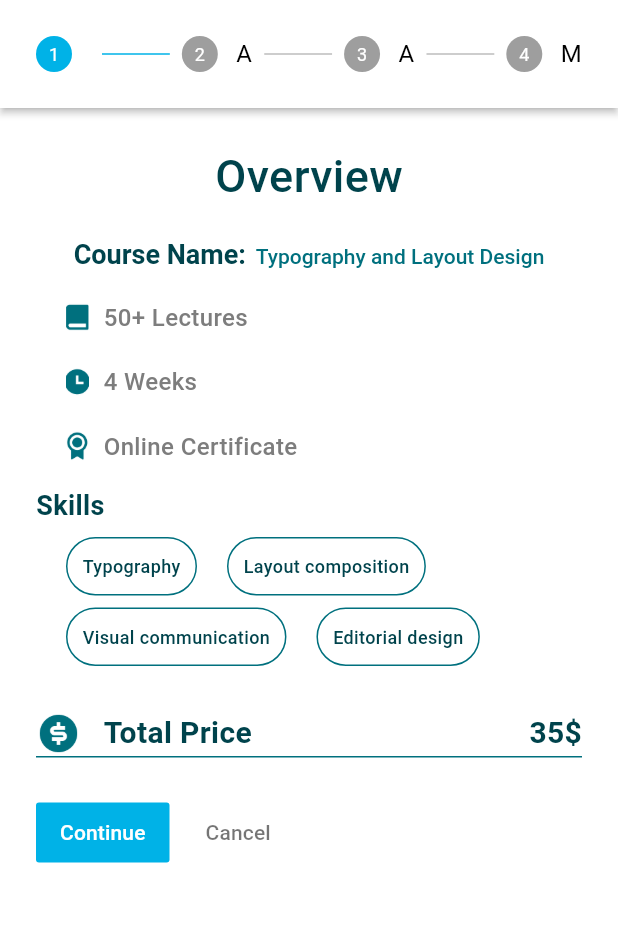
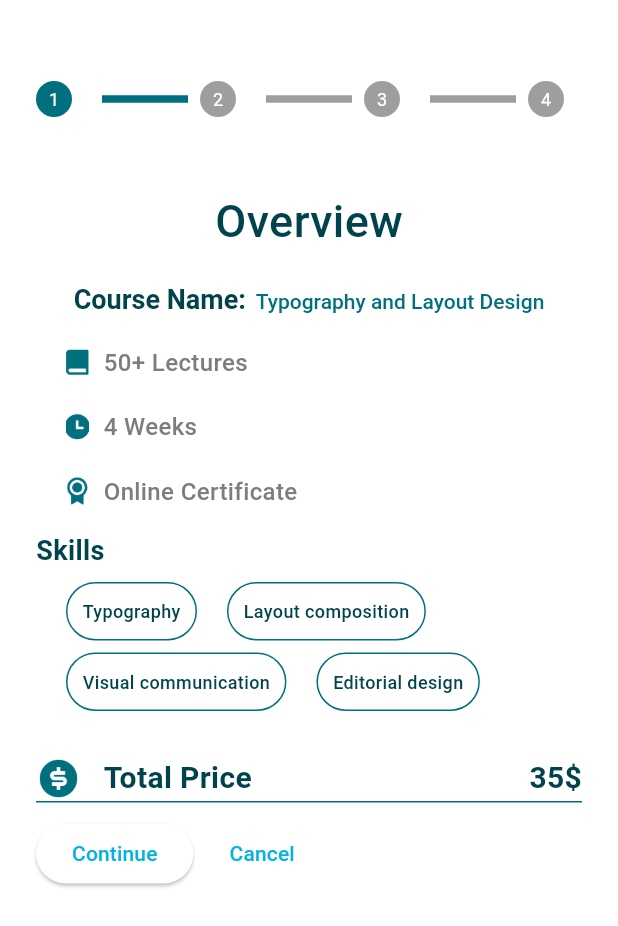
Before and after one commit to swagatapal/E_Learning, a Flutter app: the PaymentOverview screen opened directly, on a phone screen of 412 x 824 dp. Shown: the top 926 px of the screen. Run offline on Flutter 3.47's test engine with Material 3 defaults, Android fonts, the light colour scheme and no system bars; our stand-ins replace flutter_bounce, image_picker, persistent_bottom_nav_bar, readmore, roundcheckbox, smooth_page_indicator; missing offline and left inert: cross_file_image.

Commit message:
payment page

```diff
--- a/lib/Screens/Payment/View/payment_overview.dart
+++ b/lib/Screens/Payment/View/payment_overview.dart
@@ -19,9 +19,21 @@ class _PaymentOverview extends State<PaymentOverview> {
   @override
   Widget build(BuildContext context) {
     return Scaffold(
-      body:  Stepper(
+      body:  Padding(
+        padding: const EdgeInsets.only(top: 30.0),
+        child: Stepper(
           type: StepperType.horizontal,
           currentStep: currentStep,
+          elevation: 0,
+          connectorColor: MaterialStateProperty.resolveWith<Color>(
+                (Set<MaterialState> states) {
+              if (states.contains(MaterialState.selected)) {
+                return AppColors.primaryButtonColor; // Color for selected state
+              }
+              return Colors.grey; // Color for default state
+            },
+          ),
+          connectorThickness: 5,
           onStepCancel: () => currentStep == 0
               ? null
               : setState(() {
@@ -41,6 +53,25 @@ class _PaymentOverview extends State<PaymentOverview> {
             currentStep = step;
           }),
           steps: getSteps(),
+          controlsBuilder: (BuildContext context, ControlsDetails? controlsDetails) {
+            return Row(
+              children: <Widget>[
+                ElevatedButton(
+                  onPressed: controlsDetails?.onStepContinue,
+                  child: Text('Continue'),
+                ),
+                SizedBox(width: 12),
+                TextButton(
+                  onPressed: controlsDetails?.onStepCancel,
+                  child: Text('Cancel'),
+                ),
+              ],
+            );
+          },
+
+
+        ),
+
       ),
     );
   }
@@ -60,7 +91,7 @@ class _PaymentOverview extends State<PaymentOverview> {
       Step(
         state: currentStep > 1 ? StepState.complete : StepState.indexed,
         isActive: currentStep >= 1,
-        title: const Text("A"),
+        title: const Text(""),
         content: const Column(
           children: [
             SelectPaymentMethod(),
@@ -70,7 +101,7 @@ class _PaymentOverview extends State<PaymentOverview> {
       Step(
         state: currentStep > 2 ? StepState.complete : StepState.indexed,
         isActive: currentStep >= 2,
-        title: const Text("A"),
+        title: const Text(""),
         content: const Column(
           children: [
             AddCardSection(),
@@ -80,7 +111,7 @@ class _PaymentOverview extends State<PaymentOverview> {
       Step(
         state: currentStep > 3 ? StepState.complete : StepState.indexed,
         isActive: currentStep >= 3,
-        title: const Text("M"),
+        title: const Text(""),
         content: const Column(
           children: [
             CompletedSection(),
```
Lines whose indentation alone changed are shown as unchanged.
